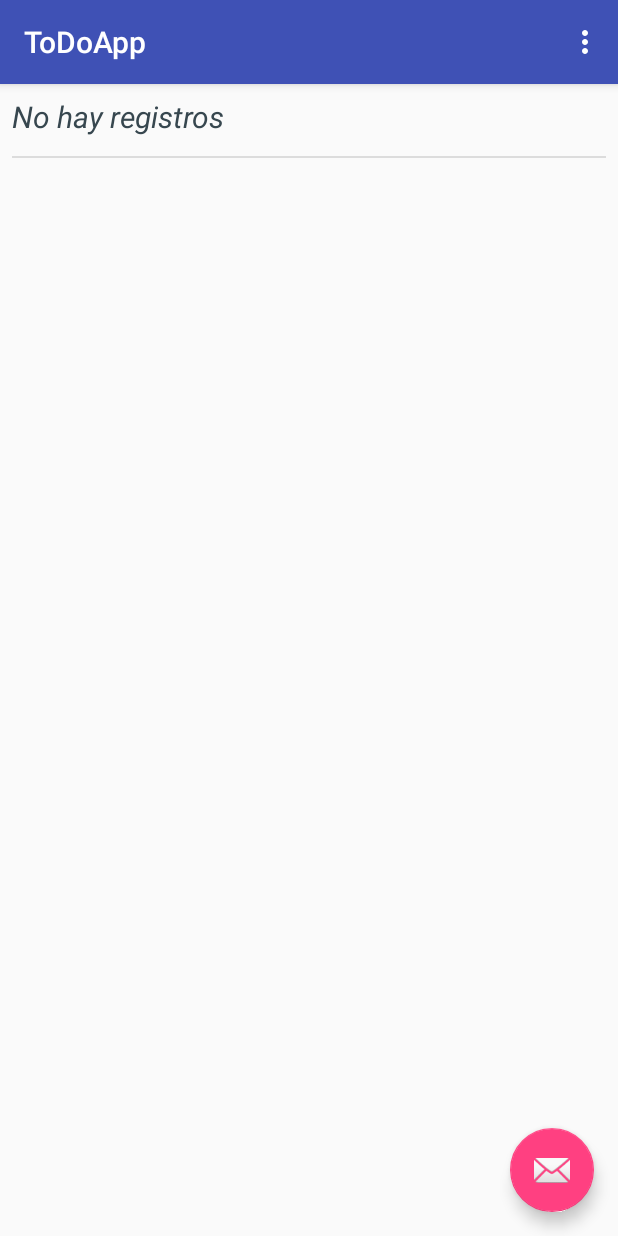
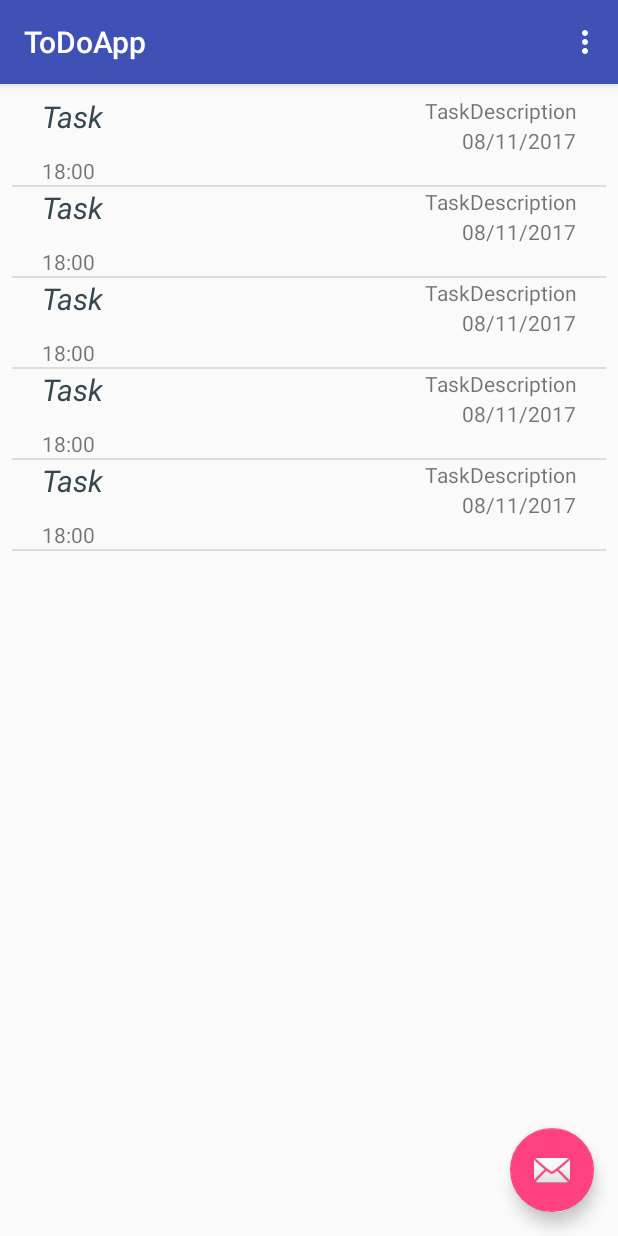
Before and after one commit to clsantos97/ToDoAppFinal, an Android app: the screen it shows after launch (MainActivity), on a phone screen of 412 x 824 dp. Run offline under Robolectric (Android 15) with nearby library versions, the phone set to English and light mode, and no system bars; 1 statement that could not run was skipped.

Commit message:
Initial commit

```diff
--- a/app/src/main/java/clssapp/todoapp/MainActivity.java
+++ b/app/src/main/java/clssapp/todoapp/MainActivity.java
@@ -31,6 +31,8 @@ public class MainActivity extends AppCompatActivity {
     protected void onCreate(Bundle savedInstanceState) {
         super.onCreate(savedInstanceState);
         setContentView(R.layout.activity_main);
+
+
         Toolbar toolbar = (Toolbar) findViewById(R.id.toolbar);
         setSupportActionBar(toolbar);
 
@@ -40,29 +42,29 @@ public class MainActivity extends AppCompatActivity {
         btnAdd.setOnClickListener(new View.OnClickListener() {
             @Override
             public void onClick(View view) {
-            openNewTask();
+                openNewTask();
                 /*Snackbar.make(view, "Replace with your own action", Snackbar.LENGTH_LONG)
                         .setAction("Action", null).show();*/
             }
         });
 
         initDb();
-        listar();
+        showAll();
     }
 
-    public void initDb(){
+    public void initDb() {
 
         // Init DB
         db = openOrCreateDatabase("ToDoListDb", Context.MODE_PRIVATE, null);
 
-        //db.execSQL("DROP TABLE item");
+        db.execSQL("DROP TABLE item");
         db.execSQL("CREATE TABLE IF NOT EXISTS item(" +
-                "item_id INTEGER PRIMARY KEY,name VARCHAR,task VARCHAR, date VARCHAR, time VARCHAR);");
+                "item_id INTEGER PRIMARY KEY,task VARCHAR,description VARCHAR, date VARCHAR, time VARCHAR);");
         db.execSQL("DELETE FROM item");
 
-        if (!isDbItemsEmpty()) {
-            insertMockData();
-        }
+        //if (!isDbItemsEmpty()) {
+        insertMockData();
+        //}
     }
 
     @Override
@@ -97,17 +99,17 @@ public class MainActivity extends AppCompatActivity {
                 // se seleccionó correctamente la provincia
                 //t.setText("Se ha seleccionado:\n"+data.getStringExtra("PROVINCIA"));
                 try {
-                    db.execSQL("INSERT INTO item (name, task, date, time) VALUES ('" + data.getStringExtra("NAME") + "','" +
-                            data.getStringExtra("TASK") + "','" +
+                    db.execSQL("INSERT INTO item (task, date, time, description) VALUES ('" + data.getStringExtra("TASK") + "','" +
                             data.getStringExtra("DATE") + "','" +
-                            data.getStringExtra("TIME") + "')");
+                            data.getStringExtra("TIME") + "','" +
+                            data.getStringExtra("DESCRIPTION") + "')");
 
                 } catch (Exception e) {
                     e.printStackTrace();
                     logger.info("New task insert error.");
                 }
 
-                listar();
+                showAll();
             } else {
                 logger.info("New res task insert error.");
             }
@@ -117,20 +119,27 @@ public class MainActivity extends AppCompatActivity {
     /**
      * Muestra listado de discos
      */
-    public void listar() {
-        ArrayAdapter<String> adaptador;
-        List<String> lista = new ArrayList<String>();
+    public void showAll() {
+        /*ArrayAdapter<String> adaptador;*/
+        ArrayList<TaskItem> taskList = new ArrayList<TaskItem>();
         Cursor c = db.rawQuery("SELECT * FROM item", null);
 
         if (c.getCount() == 0) {
-            lista.add("No hay registros");
+            //lista.add("No hay registros");
         } else {
-            while (c.moveToNext())
-                lista.add(c.getString(0) + " " + c.getString(1) + " - " + c.getString(2) + "   " + c.getString(3) + "  " + c.getString(4));
+            while (c.moveToNext()) {
+                taskList.add(new TaskItem(Integer.parseInt(c.getString(0)), c.getString(1), c.getString(2), c.getString(3), c.getString(4)));
+            }
+            //System.out.println(c.getString(0) + " " + c.getString(1) + " - " + c.getString(2) + "   " + c.getString(3) + "  " + c.getString(4));
         }
 
-        adaptador = new ArrayAdapter<String>(getApplicationContext(), R.layout.default_listview, lista);
-        lvToDo.setAdapter(adaptador);
+        // Create the adapter to convert the array to views
+        TaskAdapter taskAdapter = new TaskAdapter(this, taskList);
+        // Attach the adapter to a ListView
+
+        lvToDo.setAdapter(taskAdapter);
+
+
         c.close();
     }
 
@@ -153,7 +162,7 @@ public class MainActivity extends AppCompatActivity {
             for (int i = 0; i < 5; i++) {
                 try {
                     //db.execSQL("INSERT INTO item VALUES (" + i + 1 + ",'" + "Task" + "','" + "Task Description" + "','" + "08/11/2017" + "','" + "17:00" + "')");
-                    db.execSQL("INSERT INTO item (name, task, date, time) VALUES ('Task','TaskDescription','08/11/2017','18:00')");
+                    db.execSQL("INSERT INTO item (task, date, time, description) VALUES ('Task','08/11/2017','18:00','TaskDescription')");
                 } catch (Exception e) {
                     e.printStackTrace();
                     logger.info("Error al insertar mockdata.");
@@ -166,7 +175,7 @@ public class MainActivity extends AppCompatActivity {
         }
     }
 
-    public void openNewTask(){
+    public void openNewTask() {
         Intent intent = new Intent(this, NewTask.class);
         startActivityForResult(intent, CREATE_ITEM);
     }
--- /dev/null
+++ b/app/src/main/java/clssapp/todoapp/TaskAdapter.java
@@ -0,0 +1,44 @@
+package clssapp.todoapp;
+
+import android.content.Context;
+import android.view.LayoutInflater;
+import android.view.View;
+import android.view.ViewGroup;
+import android.widget.ArrayAdapter;
+import android.widget.BaseAdapter;
+import android.widget.TextView;
+
+import java.util.ArrayList;
+import java.util.List;
+
+/**
+ * Created by Carlos on 15/11/2017.
+ */
+
+public class TaskAdapter extends ArrayAdapter<TaskItem> {
+    public TaskAdapter(Context context, ArrayList<TaskItem> users) {
+        super(context, 0, users);
+    }
+
+    @Override
+    public View getView(int position, View convertView, ViewGroup parent) {
+        // Get the data item for this position
+        TaskItem taskItem = getItem(position);
+        // Check if an existing view is being reused, otherwise inflate the view
+        if (convertView == null) {
+            convertView = LayoutInflater.from(getContext()).inflate(R.layout.default_listview, parent, false);
+        }
+        // Lookup view for data population
+        TextView tvTask = (TextView) convertView.findViewById(R.id.tvTask);
+        TextView tvDate = (TextView) convertView.findViewById(R.id.tvDate);
+        TextView tvTime = (TextView) convertView.findViewById(R.id.tvTime);
+        TextView tvDesc = (TextView) convertView.findViewById(R.id.tvDesc);
+        // Populate the data into the template view using the data object
+        tvTask.setText(taskItem.getTask());
+        tvDate.setText(taskItem.getDate());
+        tvTime.setText(taskItem.getTime());
+        tvDesc.setText(taskItem.getDescription());
+        // Return the completed view to render on screen
+        return convertView;
+    }
+}
--- /dev/null
+++ b/app/src/main/java/clssapp/todoapp/TaskItem.java
@@ -0,0 +1,68 @@
+package clssapp.todoapp;
+
+import java.util.Date;
+
+/**
+ * Created by Carlos on 15/11/2017.
+ */
+
+public class TaskItem {
+    private int id;
+    private String task;
+    private String date;
+    private String time;
+    private String description;
+
+    public TaskItem(){
+
+    }
+
+    public TaskItem(int id, String task, String date, String time, String description){
+        this.id=id;
+        this.task=task;
+        this.date=date;
+        this.time=time;
+        this.description=description;
+
+    }
+
+    public int getId() {
+        return id;
+    }
+
+    public void setId(int id) {
+        this.id = id;
+    }
+
+    public String getTask() {
+        return task;
+    }
+
+    public void setTask(String task) {
+        this.task = task;
+    }
+
+    public String getDate() {
+        return date;
+    }
+
+    public void setDate(String date) {
+        this.date = date;
+    }
+
+    public String getTime() {
+        return time;
+    }
+
+    public void setTime(String time) {
+        this.time = time;
+    }
+
+    public String getDescription() {
+        return description;
+    }
+
+    public void setDescription(String description) {
+        this.description = description;
+    }
+}
--- a/app/src/main/res/layout/default_listview.xml
+++ b/app/src/main/res/layout/default_listview.xml
@@ -1,9 +1,71 @@
 <?xml version="1.0" encoding="utf-8"?>
-<TextView xmlns:android="http://schemas.android.com/apk/res/android"
+
+<LinearLayout xmlns:android="http://schemas.android.com/apk/res/android"
     android:layout_width="match_parent"
-    android:layout_height="40dp"
-    android:orientation="vertical"
-    android:textColor="#37474F"
-    android:textSize="20dp"
-    android:textStyle="italic">
-</TextView>
+    android:layout_height="wrap_content"
+    android:layout_marginEnd="10dp"
+    android:layout_marginStart="10dp"
+    android:orientation="vertical">
+
+    <LinearLayout
+        android:layout_width="match_parent"
+        android:layout_height="wrap_content"
+        android:layout_marginEnd="10dp"
+        android:layout_marginStart="10dp"
+        android:orientation="horizontal">
+
+        <TextView xmlns:android="http://schemas.android.com/apk/res/android"
+            android:id="@+id/tvTask"
+            android:layout_width="250dp"
+            android:layout_height="40dp"
+            android:layout_marginStart="10dp"
+            android:orientation="vertical"
+            android:text="Task"
+            android:textColor="#37474F"
+            android:textSize="20dp"
+            android:textStyle="italic"></TextView>
+
+        <LinearLayout
+            android:layout_width="match_parent"
+            android:layout_height="match_parent"
+            android:orientation="vertical">
+
+            <TextView
+                android:id="@+id/tvDate"
+                android:layout_width="match_parent"
+                android:layout_height="wrap_content"
+                android:layout_marginEnd="10dp"
+                android:layout_weight="1"
+                android:text="date"
+                android:textAlignment="textEnd" />
+
+            <TextView
+                android:id="@+id/tvTime"
+                android:layout_width="match_parent"
+                android:layout_height="wrap_content"
+                android:layout_marginEnd="10dp"
+                android:layout_weight="1"
+                android:text="time"
+                android:textAlignment="textEnd" />
+        </LinearLayout>
+
+    </LinearLayout>
+
+    <LinearLayout
+        android:layout_width="match_parent"
+        android:layout_height="wrap_content"
+        android:layout_marginEnd="10dp"
+        android:layout_marginStart="10dp"
+        android:orientation="horizontal">
+
+        <TextView
+            android:id="@+id/tvDesc"
+            android:layout_width="wrap_content"
+            android:layout_height="wrap_content"
+            android:layout_marginStart="10dp"
+            android:layout_weight="1"
+            android:inputType="textMultiLine"
+            android:text="TextView" />
+    </LinearLayout>
+
+</LinearLayout>
--- a/app/src/main/res/values/strings.xml
+++ b/app/src/main/res/values/strings.xml
@@ -1,6 +1,11 @@
 <resources>
+
     <string name="app_name">ToDoApp</string>
-    <string name="action_settings">Settings</string>
+    <string name="action_settings">Configuración</string>
     <string name="tv_name">¿Tarea a realizar?</string>
     <string name="tv_date">Fecha limite:</string>
+    <string name="ab_item_done">Hecho</string>
+    <string name="tv_desc">Descripción:</string>
+    <string name="btn_add">Crear:</string>
+
 </resources>
```
Also changed, not shown: app/src/main/java/clssapp/todoapp/NewTask.java (+46 -5 lines), app/src/main/res/layout/activity_new_task.xml (+41 -5 lines), app/src/main/res/menu/menu_new_task.xml (added, +14 -0 lines), app/src/main/res/drawable-hdpi/ic_action_done.png (added), app/src/main/res/drawable-mdpi/ic_action_done.png (added), app/src/main/res/drawable-xhdpi/ic_action_done.png (added), app/src/main/res/drawable-xxhdpi/ic_action_done.png (added).
